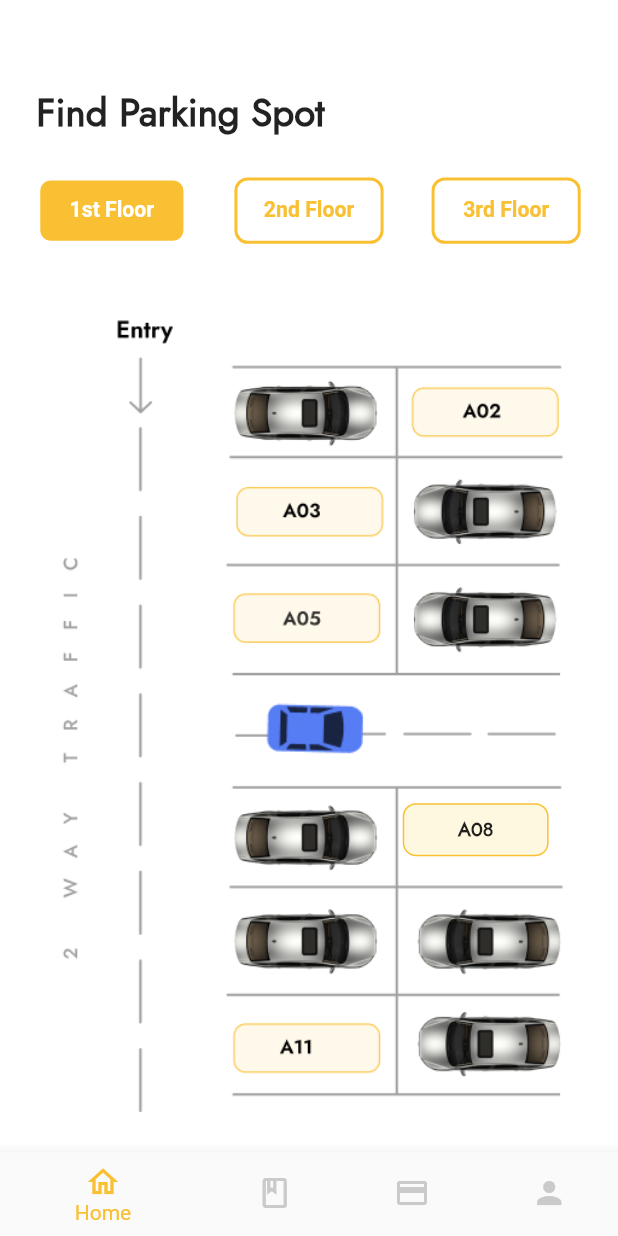
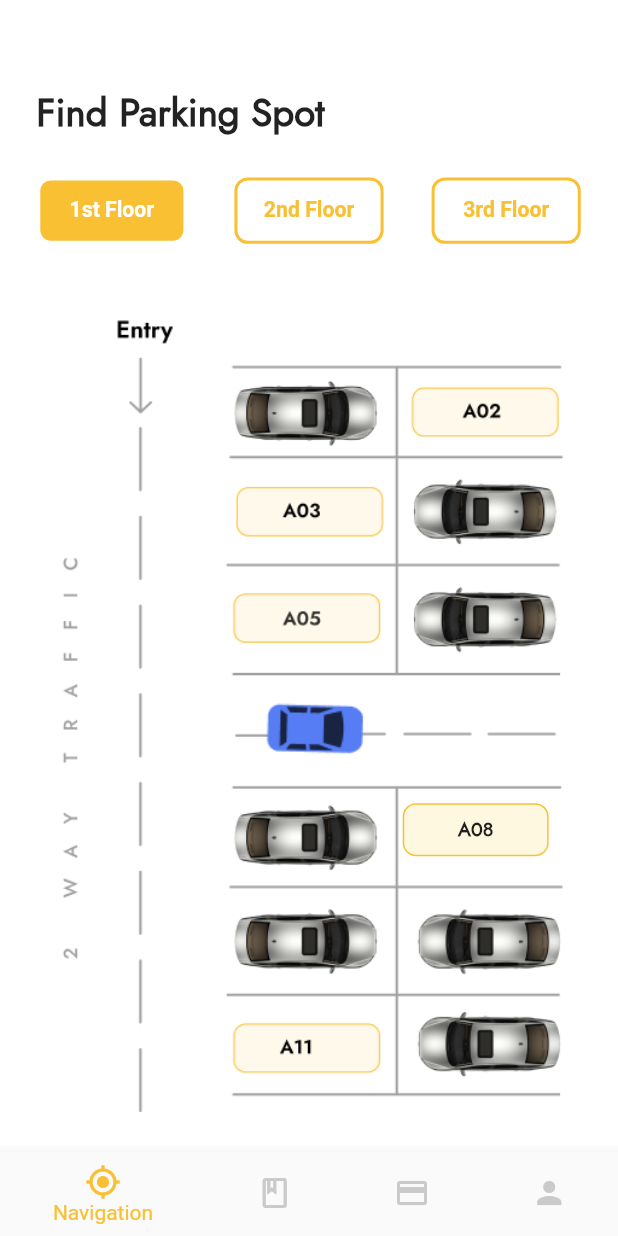
Before and after one commit to KRenHong/EasyParking, a Flutter app: the screen it shows after launch, on a phone screen of 412 x 824 dp. Run offline on Flutter 3.47's test engine with Material 2 defaults, Android fonts, the phone set to English and light mode, and no system bars; our stand-ins replace flutter_slidable, flutter_svg, geolocator, get, google_maps_flutter, shared_preferences.

```diff
--- a/lib/pages/home/home_page.dart
+++ b/lib/pages/home/home_page.dart
@@ -48,8 +48,8 @@ class _HomePageState extends State<HomePage> {
         onTap: onTapNav,
         items: const [
           BottomNavigationBarItem(
-            icon: Icon(Icons.home_outlined),
-            label: "Home"
+            icon: Icon(Icons.gps_fixed),
+            label: "Navigation"
           ),
           BottomNavigationBarItem(
             icon: Icon(Icons.book_outlined),
--- a/lib/routes/route_helper.dart
+++ b/lib/routes/route_helper.dart
@@ -2,6 +2,7 @@ import 'package:easyparking/models/parking_record.dart';
 import 'package:easyparking/models/payment.dart';
 import 'package:easyparking/models/payment_record.dart';
 import 'package:easyparking/pages/home/home_page.dart';
+import 'package:easyparking/pages/navigation/in_mall_parking_page.dart';
 import 'package:easyparking/pages/payment/history_page.dart';
 import 'package:easyparking/pages/payment/payment_page.dart';
 import 'package:easyparking/pages/payment/summary_page.dart';
@@ -21,6 +22,7 @@ class RouteHelper{
   static const String registeredVehiclePage = "/registered-vehicle-page";
   static const String addVehiclePage = "/add-vehicle-page";
   static const String ongoingPage = "/ongoing-page";
+  static const String inMarkParkingPage = "/in-mark-parking-page";
 
   static getHomePage() => homePage;
   static getHistoryPage() => historyPage;
@@ -30,6 +32,7 @@ class RouteHelper{
   static getRegisteredVehiclePage() => registeredVehiclePage;
   static getAddVehiclePage() => addVehiclePage;
   static getOngoingPage() => ongoingPage;
+  static getInMarkParkingPage() => inMarkParkingPage;
 
   static List<GetPage> routes = [
     //Profile page route
@@ -43,6 +46,9 @@ class RouteHelper{
 
     //History page route
     GetPage(name: historyPage, page: () => const HistoryPage()),
+
+    //InMarkParking page route
+    GetPage(name: inMarkParkingPage, page: () => const InMallParkingPage()),
 
     //Payment page route
     GetPage(name: paymentPage, page: () {
```
Also changed, not shown: lib/pages/navigation/navigation_page.dart (+31 -0 lines), 2 other files.
